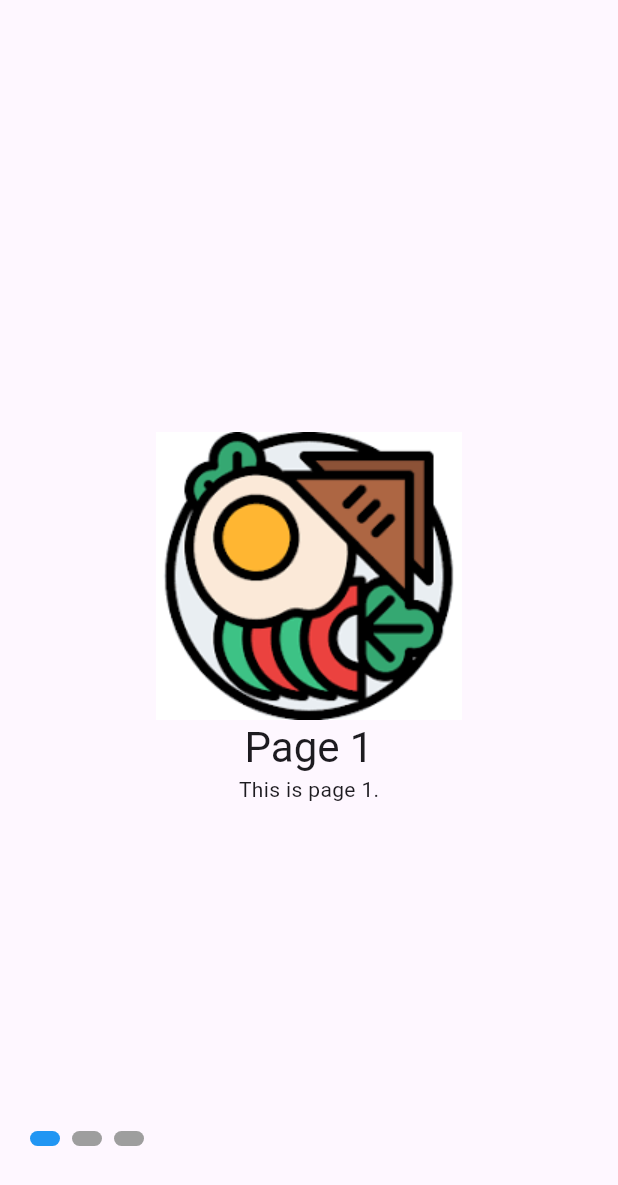
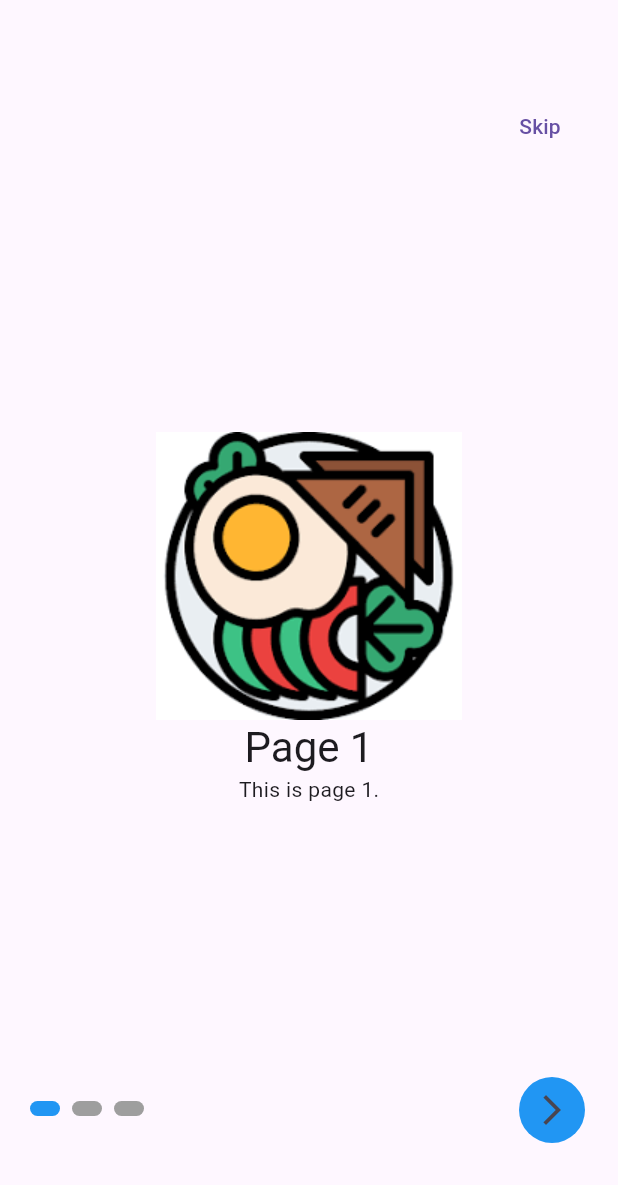
Before and after one commit to Pheung-Phya/time6-7, a Flutter app: the screen it shows after launch, on a phone screen of 412 x 824 dp. Shown: the top 1185 px of the screen. Run offline on Flutter 3.47's test engine with Material 3 defaults, Android fonts, the phone set to English and light mode, and no system bars; drawn by our look-alikes of smooth_page_indicator; our stand-ins replace get.

Commit message:
navigation page

```diff
--- a/lib/app4/screens/on_boarding_screen.dart
+++ b/lib/app4/screens/on_boarding_screen.dart
@@ -1,3 +1,5 @@
+import 'dart:math';
+
 import 'package:flutter/material.dart';
 import 'package:get/get.dart';
 import 'package:smooth_page_indicator/smooth_page_indicator.dart';
@@ -15,6 +17,7 @@ class OnBoardingScreen extends StatelessWidget {
         children: [
           PageView(
             controller: controller.pageController,
+            onPageChanged: controller.onPageChanged,
             children: const [
               OnBoardingPage(
                   title: 'Page 1',
@@ -23,15 +26,15 @@ class OnBoardingScreen extends StatelessWidget {
               OnBoardingPage(
                   title: 'Page 2',
                   subTitle: 'This is page 2.',
-                  image: "assets/food.png"),
+                  image: "assets/ganzberg.jpg"),
               OnBoardingPage(
                   title: 'Page 3',
                   subTitle: 'This is page 3.',
-                  image: "assets/food.png"),
+                  image: "assets/qr.png"),
             ],
           ),
           Positioned(
-            bottom: 60,
+            bottom: 80,
             left: 20,
             child: SmoothPageIndicator(
               controller: controller.pageController,
@@ -42,6 +45,22 @@ class OnBoardingScreen extends StatelessWidget {
                   dotHeight: 10,
                   activeDotColor: Colors.blue), // your preferred effect
             ),
+          ),
+          Positioned(
+              bottom: 60,
+              right: 20,
+              child: IconButton(
+                  style: ElevatedButton.styleFrom(
+                      backgroundColor: Colors.blue,
+                      padding: const EdgeInsets.all(10)),
+                  onPressed: () => controller.pageNext(),
+                  icon: const Icon(Icons.arrow_forward_ios_outlined))),
+          Positioned(
+            top: 60,
+            right: 20,
+            child: TextButton(
+                onPressed: () => controller.onPageSkip(),
+                child: const Text('Skip')),
           ),
         ],
       ),
```
Also changed, not shown: lib/app4/controllers/on_boarding_controller.dart (+19 -0 lines), 4 other files.
